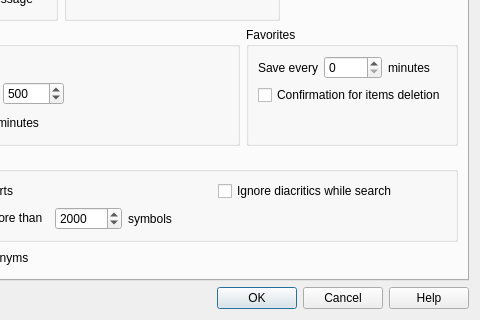
Old version of the form preferences.ui in the repository goldendict/goldendict; both pictures show x 156 to 636 and y 138 to 458 of the 636 by 458 pixel window.
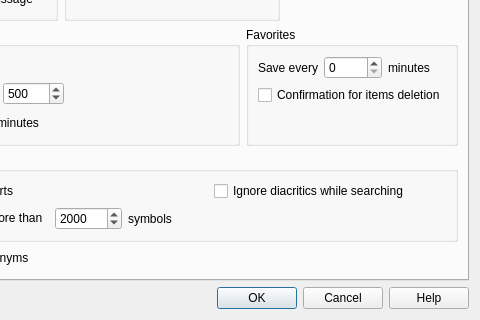
New version of the form. The open tabs and pages were chosen to show the change. Icons and pictures are not drawn. Custom widgets are drawn as their Qt base class.

Patch:
```diff
--- a/preferences.ui
+++ b/preferences.ui
@@ -1737,7 +1737,7 @@
              <string>Turn this option on to ignore diacritics while search articles</string>
             </property>
             <property name="text">
-             <string>Ignore diacritics while search</string>
+             <string>Ignore diacritics while searching</string>
             </property>
            </widget>
           </item>
```
Left out of the diff: 2 changed lines with no effect on the pictures.
